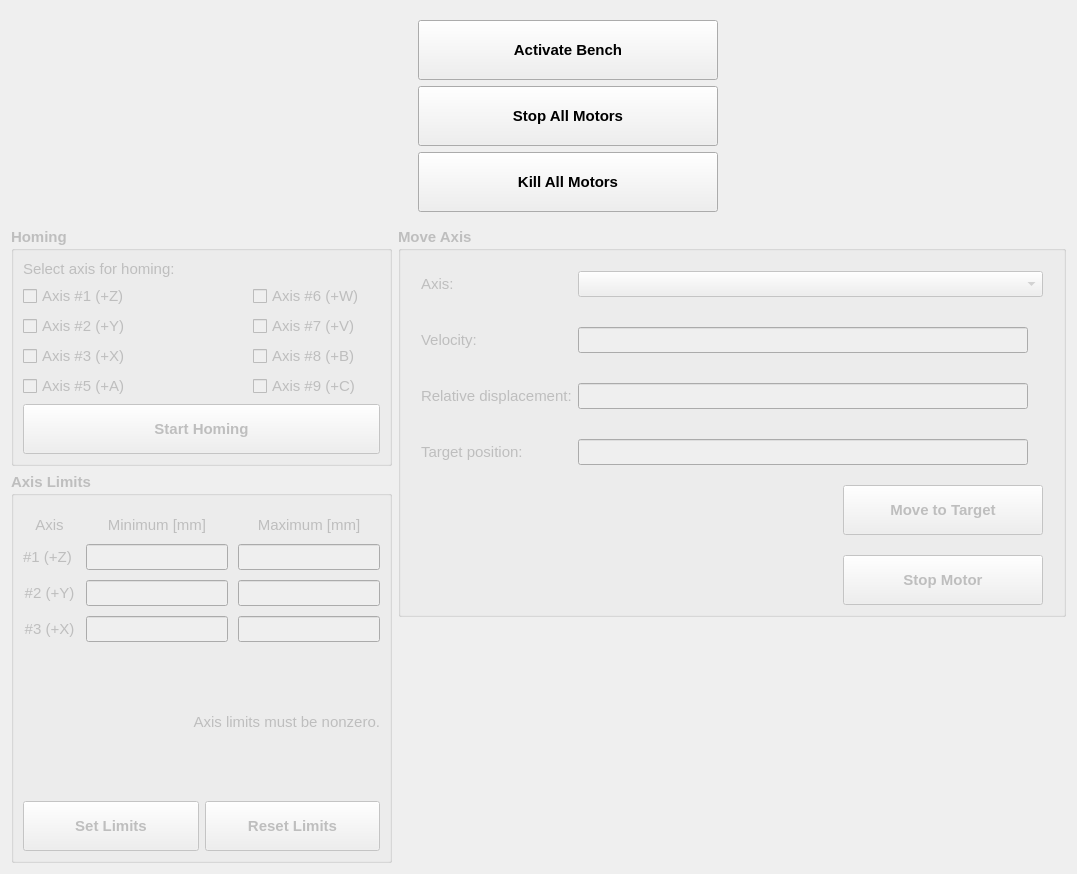
This is hallbench/gui/ui/motorswidget.ui in lnls-ima/hall-bench-control as Qt 5 draws it before an edit. The edited form follows.
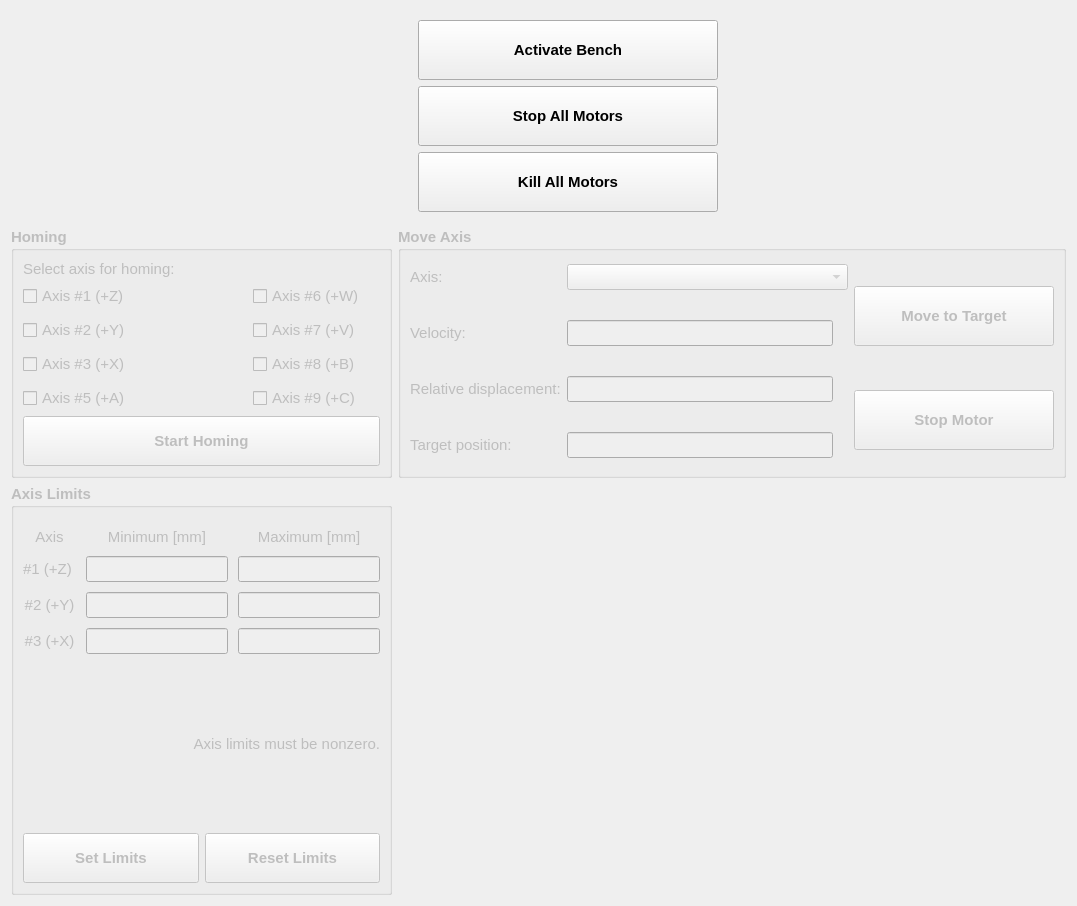
This is the edited form. Icons and pictures are not drawn.

```diff
--- a/hallbench/gui/ui/motorswidget.ui
+++ b/hallbench/gui/ui/motorswidget.ui
@@ -7,7 +7,7 @@
     <x>0</x>
     <y>0</y>
     <width>1077</width>
-    <height>874</height>
+    <height>906</height>
    </rect>
   </property>
   <property name="font">
@@ -146,6 +146,9 @@
       </item>
       <item row="1" column="0">
        <layout class="QGridLayout" name="gridLayout">
+        <property name="verticalSpacing">
+         <number>10</number>
+        </property>
         <item row="3" column="1">
          <widget class="QLabel" name="ledax5_la">
           <property name="sizePolicy">
@@ -318,6 +321,9 @@
       </item>
       <item row="1" column="2">
        <layout class="QGridLayout" name="gridLayout_3">
+        <property name="verticalSpacing">
+         <number>10</number>
+        </property>
         <item row="0" column="0">
          <widget class="QCheckBox" name="homingax6_chb">
           <property name="font">
@@ -491,7 +497,7 @@
      </layout>
     </widget>
    </item>
-   <item row="1" column="1" rowspan="2" colspan="2">
+   <item row="1" column="1" colspan="2">
     <widget class="QGroupBox" name="moveaxis_gb">
      <property name="enabled">
       <bool>false</bool>
@@ -506,22 +512,7 @@
       <string>Move Axis</string>
      </property>
      <layout class="QGridLayout" name="gridLayout_6">
-      <property name="leftMargin">
-       <number>20</number>
-      </property>
-      <property name="topMargin">
-       <number>20</number>
-      </property>
-      <property name="rightMargin">
-       <number>20</number>
-      </property>
-      <property name="horizontalSpacing">
-       <number>6</number>
-      </property>
-      <property name="verticalSpacing">
-       <number>20</number>
-      </property>
-      <item row="0" column="0" colspan="2">
+      <item row="0" column="0" rowspan="2">
        <layout class="QGridLayout" name="gridLayout_4">
         <property name="sizeConstraint">
          <enum>QLayout::SetDefaultConstraint</enum>
@@ -728,20 +719,7 @@
         </item>
        </layout>
       </item>
-      <item row="1" column="0">
-       <spacer name="horizontalSpacer">
-        <property name="orientation">
-         <enum>Qt::Horizontal</enum>
-        </property>
-        <property name="sizeHint" stdset="0">
-         <size>
-          <width>359</width>
-          <height>20</height>
-         </size>
-        </property>
-       </spacer>
-      </item>
-      <item row="1" column="1">
+      <item row="0" column="1">
        <widget class="QPushButton" name="move_btn">
         <property name="enabled">
          <bool>false</bool>
@@ -749,7 +727,7 @@
         <property name="minimumSize">
          <size>
           <width>200</width>
-          <height>50</height>
+          <height>60</height>
          </size>
         </property>
         <property name="text">
@@ -757,20 +735,7 @@
         </property>
        </widget>
       </item>
-      <item row="2" column="0">
-       <spacer name="horizontalSpacer_2">
-        <property name="orientation">
-         <enum>Qt::Horizontal</enum>
-        </property>
-        <property name="sizeHint" stdset="0">
-         <size>
-          <width>359</width>
-          <height>20</height>
-         </size>
-        </property>
-       </spacer>
-      </item>
-      <item row="2" column="1">
+      <item row="1" column="1">
        <widget class="QPushButton" name="stop_btn">
         <property name="enabled">
          <bool>false</bool>
@@ -778,7 +743,7 @@
         <property name="minimumSize">
          <size>
           <width>200</width>
-          <height>50</height>
+          <height>60</height>
          </size>
         </property>
         <property name="text">
@@ -789,7 +754,7 @@
      </layout>
     </widget>
    </item>
-   <item row="2" column="0" rowspan="2">
+   <item row="2" column="0">
     <widget class="QGroupBox" name="limits_gb">
      <property name="enabled">
       <bool>false</bool>
@@ -1112,7 +1077,7 @@
      </layout>
     </widget>
    </item>
-   <item row="3" column="1">
+   <item row="2" column="1">
     <spacer name="verticalSpacer">
      <property name="orientation">
       <enum>Qt::Vertical</enum>
```
Left out of the diff: 9 changed lines with no effect on the pictures.
